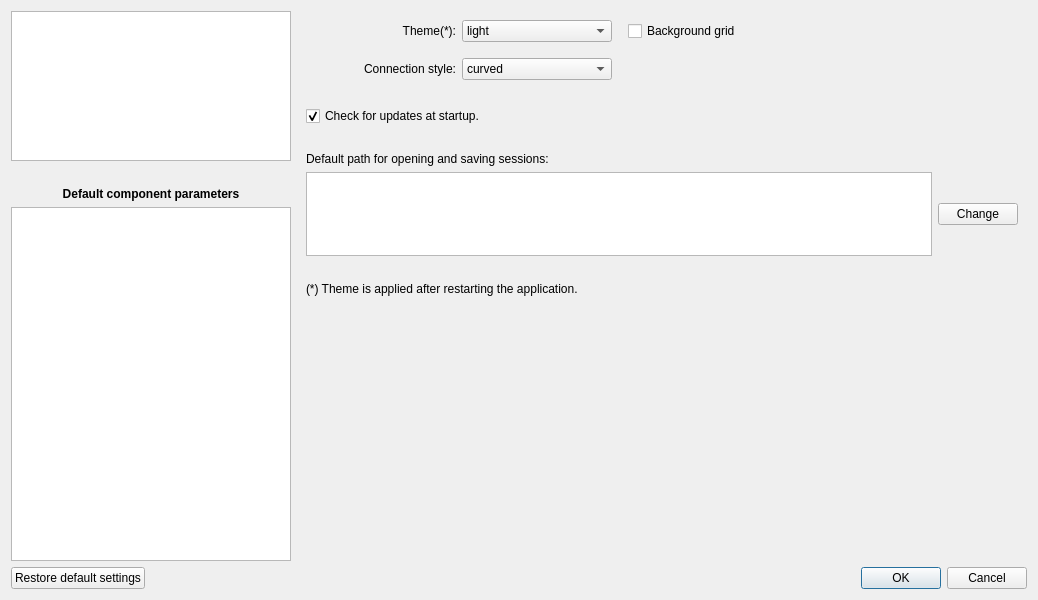
aloytag/electrical-grid-simulator, file src/electricalsim/ui/settings_dialog.ui: the form before one commit.
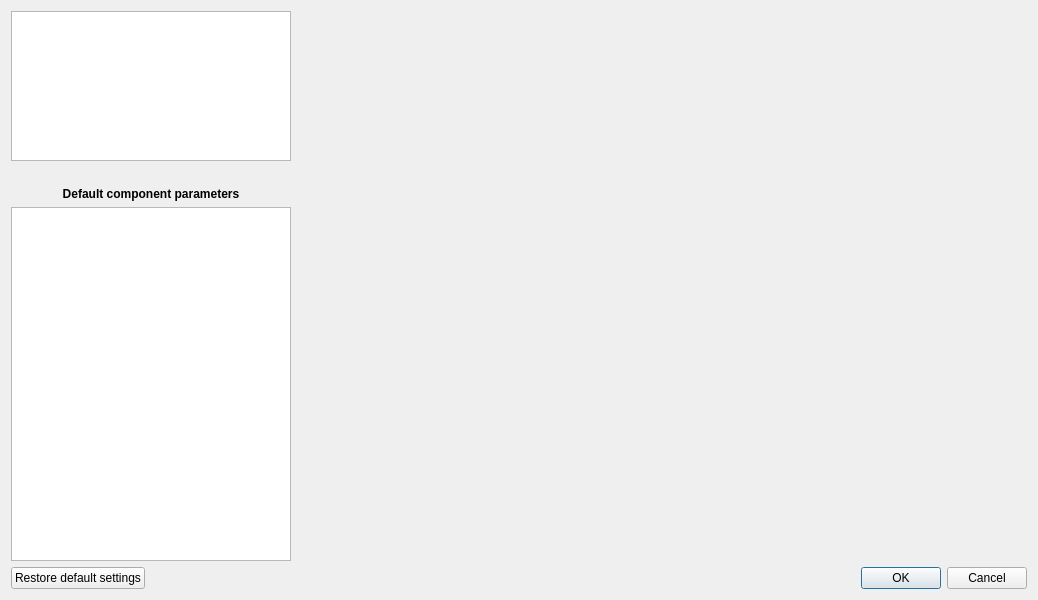
The form after the commit. The open tabs and pages were chosen to show the change.

Patch:
```diff
--- a/src/electricalsim/ui/settings_dialog.ui
+++ b/src/electricalsim/ui/settings_dialog.ui
@@ -414,6 +414,7 @@
        <widget class="QWidget" name="page_xward"/>
        <widget class="QWidget" name="page_storage"/>
        <widget class="QWidget" name="page_svc"/>
+       <widget class="QWidget" name="page_ssc"/>
        <widget class="QWidget" name="page_switch"/>
       </widget>
      </item>
```
